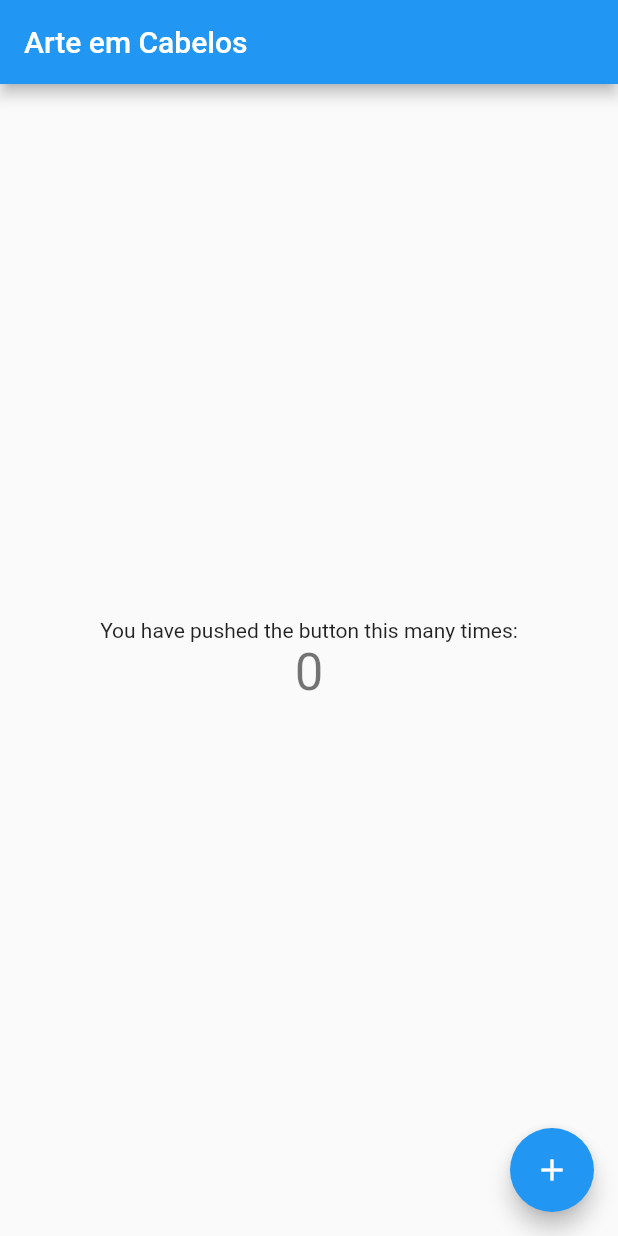
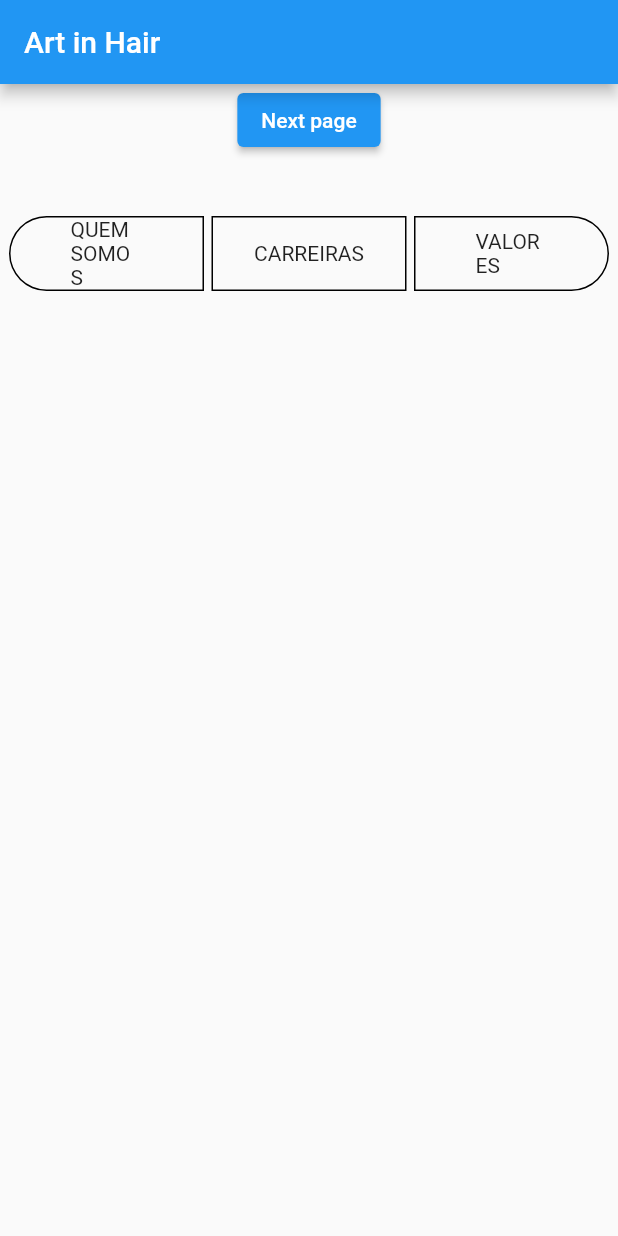
Before and after one commit to chenrilima/art_in_hair, a Flutter app: the screen it shows after launch, on a phone screen of 412 x 824 dp. Run offline on Flutter 3.47's test engine with Material 2 defaults, Android fonts, the light colour scheme and no system bars.

Commit message:
init: initialing project

```diff
--- /dev/null
+++ b/lib/core/app_widget.dart
@@ -0,0 +1,19 @@
+import 'package:flutter/material.dart';
+
+import '../presentation/pages/hair_home.dart';
+import '../presentation/pages/home_page.dart';
+
+class MyApp extends StatelessWidget {
+  const MyApp({Key? key}) : super(key: key);
+
+  @override
+  Widget build(BuildContext context) {
+    return MaterialApp(
+      debugShowCheckedModeBanner: false,
+      routes: {
+        HomePage.route: (context) => const HomePage(),
+        HairHome.route: (context) => const HairHome(),
+      },
+    );
+  }
+}
--- a/lib/main.dart
+++ b/lib/main.dart
@@ -1,68 +1,7 @@
 import 'package:flutter/material.dart';
+
+import 'core/app_widget.dart';
 
 void main() {
   runApp(const MyApp());
 }
-
-class MyApp extends StatelessWidget {
-  const MyApp({Key? key}) : super(key: key);
-
-  // This widget is the root of your application.
-  @override
-  Widget build(BuildContext context) {
-    return MaterialApp(
-      title: 'Arte em Cabelos',
-      theme: ThemeData(
-        primarySwatch: Colors.blue,
-      ),
-      home: const MyHomePage(title: 'Arte em Cabelos'),
-    );
-  }
-}
-
-class MyHomePage extends StatefulWidget {
-  const MyHomePage({Key? key, required this.title}) : super(key: key);
-
-  final String title;
-
-  @override
-  State<MyHomePage> createState() => _MyHomePageState();
-}
-
-class _MyHomePageState extends State<MyHomePage> {
-  int _counter = 0;
-
-  void _incrementCounter() {
-    setState(() {
-      _counter++;
-    });
-  }
-
-  @override
-  Widget build(BuildContext context) {
-    return Scaffold(
-      appBar: AppBar(
-        title: Text(widget.title),
-      ),
-      body: Center(
-        child: Column(
-          mainAxisAlignment: MainAxisAlignment.center,
-          children: <Widget>[
-            const Text(
-              'You have pushed the button this many times:',
-            ),
-            Text(
-              '$_counter',
-              style: Theme.of(context).textTheme.headline4,
-            ),
-          ],
-        ),
-      ),
-      floatingActionButton: FloatingActionButton(
-        onPressed: _incrementCounter,
-        tooltip: 'Increment',
-        child: const Icon(Icons.add),
-      ), // This trailing comma makes auto-formatting nicer for build methods.
-    );
-  }
-}
--- /dev/null
+++ b/lib/presentation/pages/home_page.dart
@@ -0,0 +1,169 @@
+import 'package:flutter/material.dart';
+
+import 'hair_home.dart';
+
+class HomePage extends StatefulWidget {
+  static const String route = '/';
+  const HomePage({Key? key}) : super(key: key);
+
+  @override
+  State<HomePage> createState() => _HomePageState();
+}
+
+class _HomePageState extends State<HomePage> {
+  @override
+  Widget build(BuildContext context) {
+    return Scaffold(
+      appBar: AppBar(
+        title: const Text('Art in Hair'),
+      ),
+      body: Column(
+        children: [
+          Center(
+            child: ElevatedButton(
+              child: const Text('Next page'),
+              onPressed: () => Navigator.of(context).pushNamed(HairHome.route),
+            ),
+          ),
+          Row(
+            mainAxisAlignment: MainAxisAlignment.center,
+            crossAxisAlignment: CrossAxisAlignment.center,
+            children: [
+              RotationTransition(
+                turns: const AlwaysStoppedAnimation(75 / 300),
+                child: Container(
+                  height: 130,
+                  width: 50,
+                  decoration: const BoxDecoration(
+                    borderRadius: BorderRadius.only(
+                      bottomLeft: Radius.circular(
+                        30,
+                      ),
+                      bottomRight: Radius.circular(
+                        30,
+                      ),
+                    ),
+                    border: Border(
+                      left: BorderSide(
+                        width: 1,
+                        color: Colors.black,
+                        style: BorderStyle.solid,
+                      ),
+                      right: BorderSide(
+                        width: 1,
+                        color: Colors.black,
+                        style: BorderStyle.solid,
+                      ),
+                      top: BorderSide(
+                        width: 1,
+                        color: Colors.black,
+                        style: BorderStyle.solid,
+                      ),
+                      bottom: BorderSide(
+                        width: 1,
+                        color: Colors.black,
+                        style: BorderStyle.solid,
+                      ),
+                    ),
+                  ),
+                  child: Center(
+                    child: RotationTransition(
+                      turns: const AlwaysStoppedAnimation(225 / 300),
+                      child: Text(
+                        'Quem Somos'.toUpperCase(),
+                      ),
+                    ),
+                  ),
+                ),
+              ),
+              const SizedBox(
+                width: 45,
+              ),
+              Container(
+                height: 50,
+                width: 130,
+                decoration: const BoxDecoration(
+                  border: Border(
+                    left: BorderSide(
+                      width: 1,
+                      color: Colors.black,
+                      style: BorderStyle.solid,
+                    ),
+                    right: BorderSide(
+                      width: 1,
+                      color: Colors.black,
+                      style: BorderStyle.solid,
+                    ),
+                    top: BorderSide(
+                      width: 1,
+                      color: Colors.black,
+                      style: BorderStyle.solid,
+                    ),
+                    bottom: BorderSide(
+                      width: 1,
+                      color: Colors.black,
+                      style: BorderStyle.solid,
+                    ),
+                  ),
+                ),
+                child: Center(
+                  child: Text('Carreiras'.toUpperCase()),
+                ),
+              ),
+              const SizedBox(
+                width: 45,
+              ),
+              RotationTransition(
+                turns: const AlwaysStoppedAnimation(75 / 300),
+                child: Container(
+                  height: 130,
+                  width: 50,
+                  decoration: const BoxDecoration(
+                    borderRadius: BorderRadius.only(
+                      topLeft: Radius.circular(
+                        30,
+                      ),
+                      topRight: Radius.circular(
+                        30,
+                      ),
+                    ),
+                    border: Border(
+                      left: BorderSide(
+                        width: 1,
+                        color: Colors.black,
+                        style: BorderStyle.solid,
+                      ),
+                      right: BorderSide(
+                        width: 1,
+                        color: Colors.black,
+                        style: BorderStyle.solid,
+                      ),
+                      top: BorderSide(
+                        width: 1,
+                        color: Colors.black,
+                        style: BorderStyle.solid,
+                      ),
+                      bottom: BorderSide(
+                        width: 1,
+                        color: Colors.black,
+                        style: BorderStyle.solid,
+                      ),
+                    ),
+                  ),
+                  child: Center(
+                    child: RotationTransition(
+                      turns: const AlwaysStoppedAnimation(225 / 300),
+                      child: Text(
+                        'Valores'.toUpperCase(),
+                      ),
+                    ),
+                  ),
+                ),
+              ),
+            ],
+          ),
+        ],
+      ),
+    );
+  }
+}
```
Also changed, not shown: lib/presentation/pages/hair_home.dart (added, +21 -0 lines), lib/presentation/responsive/mobile/header_mobile.dart (added, +26 -0 lines), lib/presentation/responsive/responsive_widget.dart (added, +43 -0 lines), lib/presentation/responsive/tablet/header_tablet.dart (added, +109 -0 lines), lib/presentation/responsive/together.dart (added, +27 -0 lines), lib/presentation/responsive/web/header_web.dart (added, +83 -0 lines), lib/theme/app_colors.dart (+40 -0 lines), lib/theme/app_fonts.dart (+48 -0 lines), lib/theme/app_images.dart (+9 -0 lines), lib/theme/app_theme.dart (added, +8 -0 lines), pubspec.yaml (+12 -0 lines), assets/fonts/Barlow-Bold.ttf (added), assets/fonts/Barlow-Regular.ttf (added), assets/fonts/Barlow-SemiBold.ttf (added), 1 other file.
